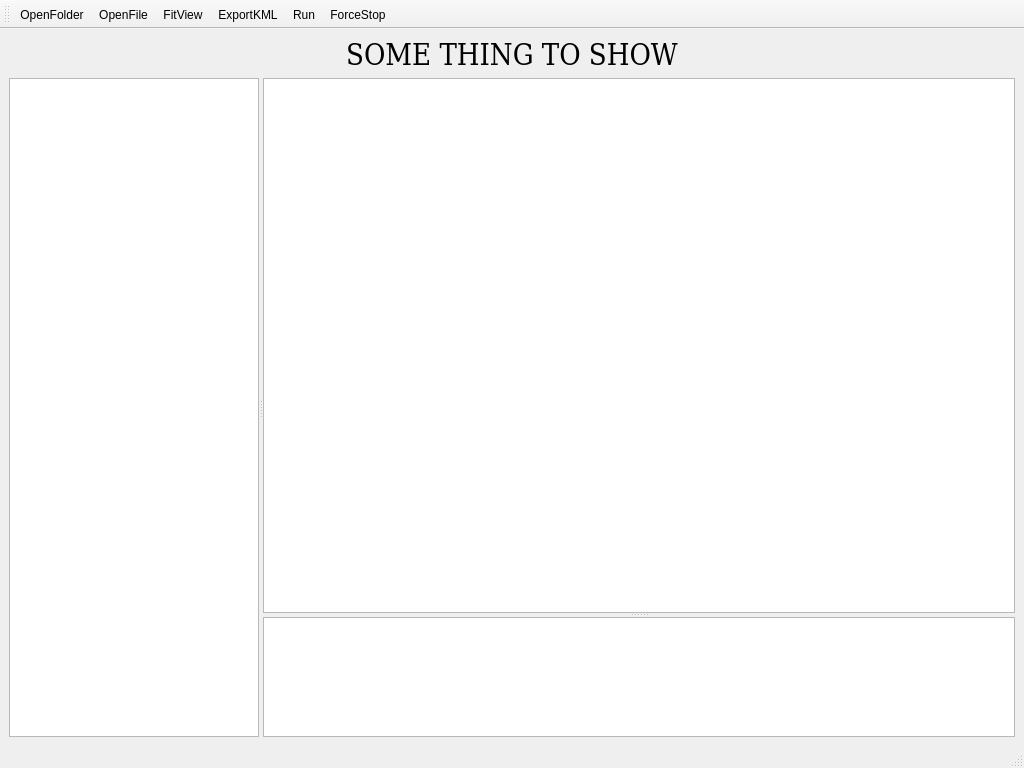
First picture: the form in app/imageviewer/ivmainwindow.ui, repository sxsong1207/external_img_pcd_viewer, before the edit.
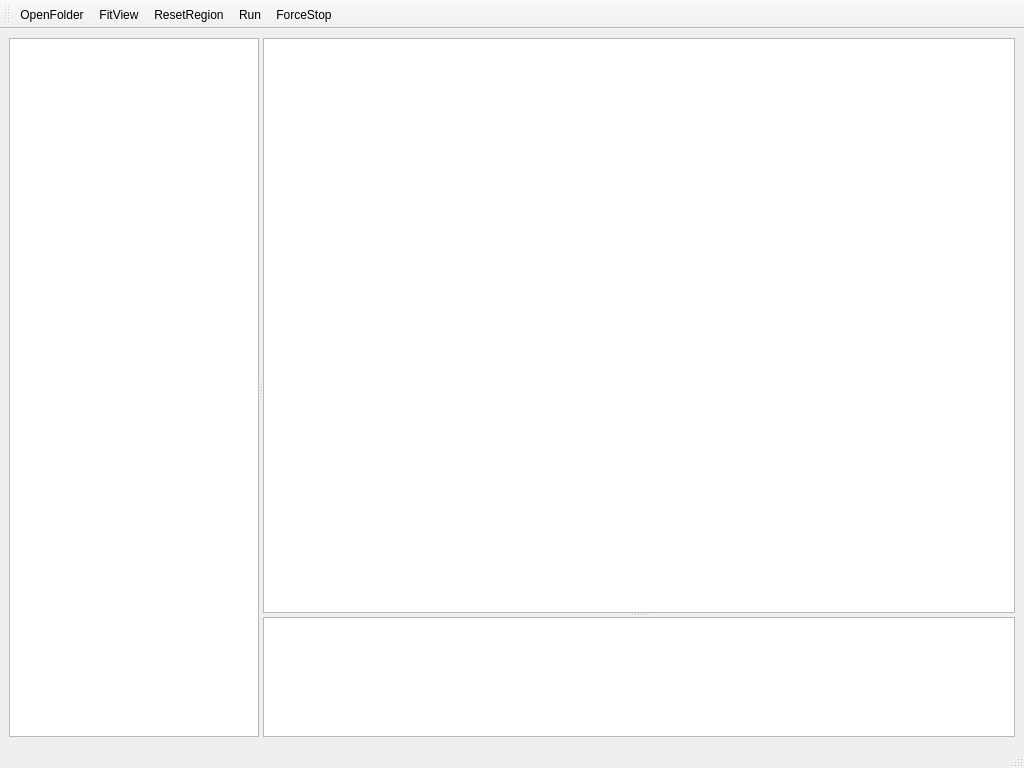
Second picture: the form after the edit. Custom widgets are drawn as their Qt base class.

The edit to the form file:
```diff
--- a/app/imageviewer/ivmainwindow.ui
+++ b/app/imageviewer/ivmainwindow.ui
@@ -16,28 +16,6 @@
   <widget class="QWidget" name="centralwidget">
    <layout class="QGridLayout" name="gridLayout">
     <item row="0" column="0">
-     <widget class="QLabel" name="label">
-      <property name="sizePolicy">
-       <sizepolicy hsizetype="Preferred" vsizetype="Minimum">
-        <horstretch>0</horstretch>
-        <verstretch>0</verstretch>
-       </sizepolicy>
-      </property>
-      <property name="font">
-       <font>
-        <family>DejaVu Serif Condensed</family>
-        <pointsize>22</pointsize>
-       </font>
-      </property>
-      <property name="text">
-       <string>SOME THING TO SHOW</string>
-      </property>
-      <property name="alignment">
-       <set>Qt::AlignCenter</set>
-      </property>
-     </widget>
-    </item>
-    <item row="1" column="0">
      <widget class="QSplitter" name="splitter_2">
       <property name="sizePolicy">
        <sizepolicy hsizetype="Expanding" vsizetype="Expanding">
@@ -82,6 +60,18 @@
         <property name="cursor" stdset="0">
          <cursorShape>CrossCursor</cursorShape>
         </property>
+        <property name="autoFillBackground">
+         <bool>true</bool>
+        </property>
+        <property name="backgroundBrush">
+         <brush brushstyle="SolidPattern">
+          <color alpha="255">
+           <red>0</red>
+           <green>0</green>
+           <blue>0</blue>
+          </color>
+         </brush>
+        </property>
        </widget>
        <widget class="QPlainTextEdit" name="outputBox">
         <property name="sizePolicy">
@@ -136,9 +126,8 @@
     <bool>false</bool>
    </attribute>
    <addaction name="actionOpenFolder"/>
-   <addaction name="actionOpenFile"/>
    <addaction name="actionFitView"/>
-   <addaction name="actionExportKML"/>
+   <addaction name="actionResetRegion"/>
    <addaction name="actionRun"/>
    <addaction name="actionForceStop"/>
   </widget>
@@ -175,6 +164,11 @@
     <string>ForceStop</string>
    </property>
   </action>
+  <action name="actionResetRegion">
+   <property name="text">
+    <string>ResetRegion</string>
+   </property>
+  </action>
  </widget>
  <customwidgets>
   <customwidget>
```
Left out of the diff: 12 changed lines with no effect on the pictures.
